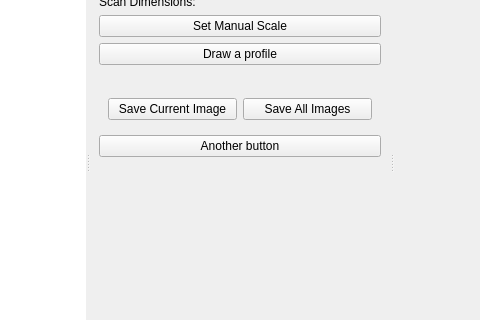
Above: ui/pages/SPMImageProcess.ui from JWrightZuri/ScanBound before the change; both pictures show x 518 to 998 and y 184 to 504 of the 1223 by 692 pixel window. Below: the same form after it.
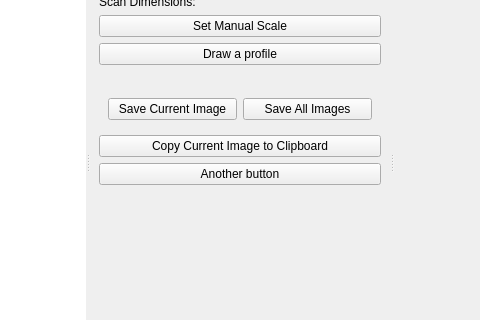
That is the form after the change. Icons and pictures are not drawn.

Patch:
```diff
--- a/ui/pages/SPMImageProcess.ui
+++ b/ui/pages/SPMImageProcess.ui
@@ -403,6 +403,13 @@
               </layout>
              </widget>
             </item>
+            <item>
+             <widget class="QPushButton" name="pushButton_8">
+              <property name="text">
+               <string>Copy Current Image to Clipboard</string>
+              </property>
+             </widget>
+            </item>
             <item>
              <widget class="QPushButton" name="pushButton_3">
               <property name="text">
```
